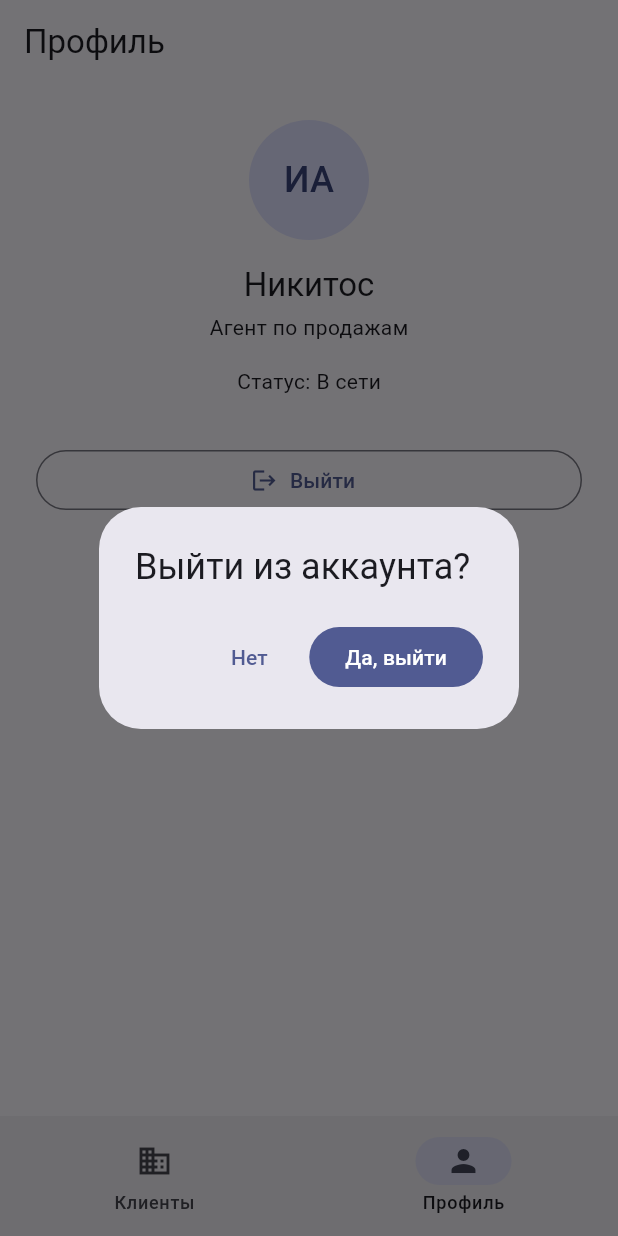
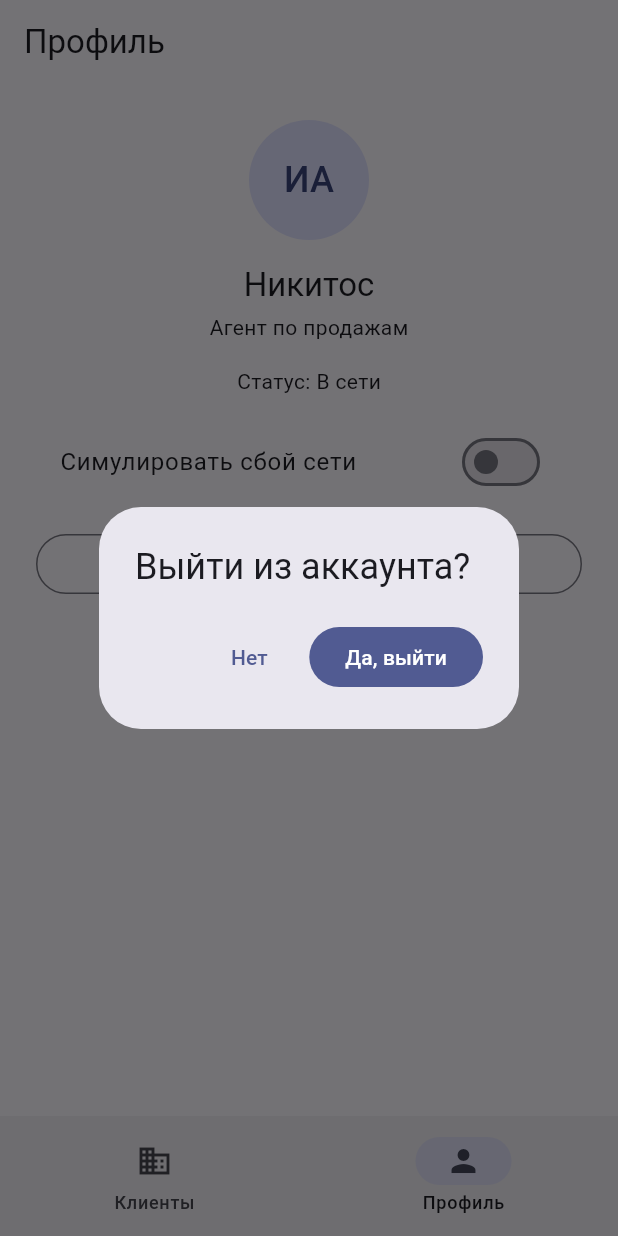
Before and after one commit to dzyoo34/Android-Project, a Flutter app: the ProfileScreen screen opened by its route, after a tap on "Выйти", on a phone screen of 412 x 824 dp. Run offline on Flutter 3.47's test engine with Material 3 defaults, Android fonts, the phone set to English and light mode, and no system bars; our stand-ins replace go_router.

Commit message:
переключатель аварии в профиле

```diff
--- a/lib/screens/profile_screen.dart
+++ b/lib/screens/profile_screen.dart
@@ -1,10 +1,19 @@
 import 'package:flutter/material.dart';
 import 'package:go_router/go_router.dart';
+import 'package:provider/provider.dart';
+import '../data/mock_client_repository.dart';
 
-class ProfileScreen extends StatelessWidget {
+class ProfileScreen extends StatefulWidget {
   const ProfileScreen({super.key});
 
-  Future<void> _logout(BuildContext context) async {
+  @override
+  State<ProfileScreen> createState() => _ProfileScreenState();
+}
+
+class _ProfileScreenState extends State<ProfileScreen> {
+  bool _simulateError = false; // эфемерное состояние - обычный setState
+
+  Future<void> _logout() async {
     final ok = await showDialog<bool>(
       context: context,
       builder: (dialogCtx) => AlertDialog(
@@ -22,7 +31,7 @@ class ProfileScreen extends StatelessWidget {
       ),
     );
 
-    if (ok == true && context.mounted) {
+    if (ok == true && mounted) {
       context.go('/login');
     }
   }
@@ -35,9 +44,9 @@ class ProfileScreen extends StatelessWidget {
         padding: const EdgeInsets.all(24),
         child: Column(
           children: [
-            CircleAvatar(
+            const CircleAvatar(
               radius: 40,
-              child: const Text('ИА', style: TextStyle(fontSize: 24)),
+              child: Text('ИА', style: TextStyle(fontSize: 24)),
             ),
             const SizedBox(height: 16),
             Text(
@@ -48,11 +57,22 @@ class ProfileScreen extends StatelessWidget {
             const Text('Агент по продажам'),
             const SizedBox(height: 16),
             const Text('Статус: В сети'),
-            const SizedBox(height: 32),
+            const SizedBox(height: 16),
+            SwitchListTile(
+              title: const Text('Симулировать сбой сети'),
+              value: _simulateError,
+              onChanged: (value) {
+                setState(() {
+                  _simulateError = value;
+                });
+                context.read<MockClientRepository>().simulateError = value;
+              },
+            ),
+            const SizedBox(height: 16),
             SizedBox(
               width: double.infinity,
               child: OutlinedButton.icon(
-                onPressed: () => _logout(context),
+                onPressed: _logout,
                 icon: const Icon(Icons.logout),
                 label: const Text('Выйти'),
               ),
```
